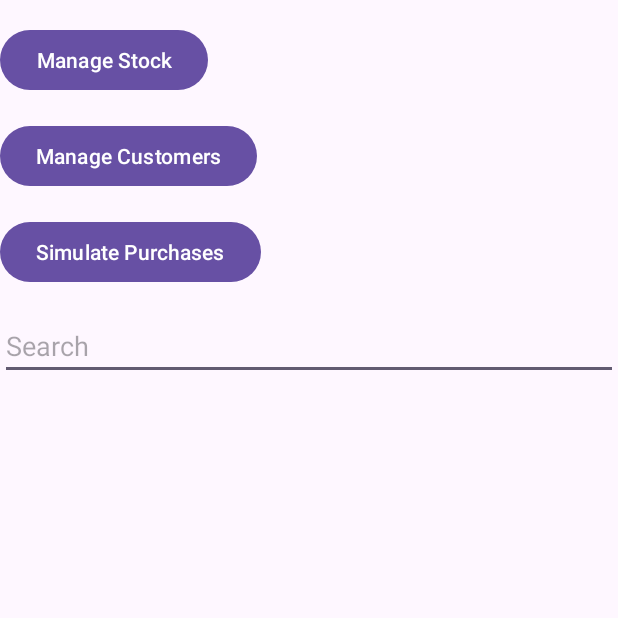
After one commit to DahabSharaby/TU914-4SoftwarePatterns-CA4, an Android app: the AdminDashboardActivity screen opened directly, with no data from a screen before it, on a phone screen of 412 x 824 dp, the top half of it. The commit adds this screen. Run offline under Robolectric (Android 15) with nearby library versions, the phone set to English and light mode, and no system bars.

Commit message:
last commit with all updates

```diff
--- a/src/main/AndroidManifest.xml
+++ b/src/main/AndroidManifest.xml
@@ -12,6 +12,12 @@
         android:supportsRtl="true"
         android:theme="@style/Theme.CA4SHOP"
         tools:targetApi="31">
+        <activity
+            android:name=".CheckoutActivity"
+            android:exported="false" />
+        <activity
+            android:name=".AdminDashboardActivity"
+            android:exported="false" />
         <activity
             android:name=".AddProductActivity"
             android:exported="false" />
--- /dev/null
+++ b/src/main/java/com/example/ca4shop/AdminDashboardActivity.java
@@ -0,0 +1,68 @@
+package com.example.ca4shop;
+
+import android.os.Bundle;
+import android.view.View;
+import android.widget.Button;
+import android.widget.EditText;
+import android.widget.Toast;
+
+import androidx.appcompat.app.AppCompatActivity;
+import androidx.recyclerview.widget.LinearLayoutManager;
+import androidx.recyclerview.widget.RecyclerView;
+
+import java.util.ArrayList;
+import java.util.List;
+
+public class AdminDashboardActivity extends AppCompatActivity {
+
+    private RecyclerView recyclerView;
+    private AdminDashboardAdapter adapter;
+    private List<AdminDashboardItem> itemList;
+
+    private EditText searchEditText;
+    private Button manageStockButton;
+    private Button manageCustomersButton;
+    private Button simulatePurchasesButton;
+
+    @Override
+    protected void onCreate(Bundle savedInstanceState) {
+        super.onCreate(savedInstanceState);
+        setContentView(R.layout.activity_admin_dashboard);
+
+        searchEditText = findViewById(R.id.searchEditText);
+        manageStockButton = findViewById(R.id.manageStockButton);
+        manageCustomersButton = findViewById(R.id.manageCustomersButton);
+        simulatePurchasesButton = findViewById(R.id.simulatePurchasesButton);
+
+        recyclerView = findViewById(R.id.recyclerView);
+        itemList = new ArrayList<>();
+        adapter = new AdminDashboardAdapter(itemList);
+
+        recyclerView.setLayoutManager(new LinearLayoutManager(this));
+        recyclerView.setAdapter(adapter);
+
+
+
+        manageStockButton.setOnClickListener(new View.OnClickListener() {
+            @Override
+            public void onClick(View v) {
+                Toast.makeText(AdminDashboardActivity.this, "Manage Stock button clicked", Toast.LENGTH_SHORT).show();
+            }
+        });
+
+        manageCustomersButton.setOnClickListener(new View.OnClickListener() {
+            @Override
+            public void onClick(View v) {
+                Toast.makeText(AdminDashboardActivity.this, "Manage Customers button clicked", Toast.LENGTH_SHORT).show();
+            }
+        });
+
+        simulatePurchasesButton.setOnClickListener(new View.OnClickListener() {
+            @Override
+            public void onClick(View v) {
+                Toast.makeText(AdminDashboardActivity.this, "Simulate Purchases button clicked", Toast.LENGTH_SHORT).show();
+            }
+        });
+    }
+
+}
--- /dev/null
+++ b/src/main/java/com/example/ca4shop/AdminDashboardAdapter.java
@@ -0,0 +1,52 @@
+package com.example.ca4shop;
+
+import android.view.LayoutInflater;
+import android.view.View;
+import android.view.ViewGroup;
+import android.widget.TextView;
+
+import androidx.annotation.NonNull;
+import androidx.recyclerview.widget.RecyclerView;
+
+import java.util.List;
+
+public class AdminDashboardAdapter extends RecyclerView.Adapter<AdminDashboardAdapter.AdminDashboardViewHolder> {
+
+    private List<AdminDashboardItem> itemList;
+
+    public AdminDashboardAdapter(List<AdminDashboardItem> itemList) {
+        this.itemList = itemList;
+    }
+
+    @NonNull
+    @Override
+    public AdminDashboardViewHolder onCreateViewHolder(@NonNull ViewGroup parent, int viewType) {
+        View view = LayoutInflater.from(parent.getContext()).inflate(R.layout.admin_dashboard_item, parent, false);
+        return new AdminDashboardViewHolder(view);
+    }
+
+    @Override
+    public void onBindViewHolder(@NonNull AdminDashboardViewHolder holder, int position) {
+        AdminDashboardItem item = itemList.get(position);
+        holder.bind(item);
+    }
+
+    @Override
+    public int getItemCount() {
+        return itemList.size();
+    }
+
+    static class AdminDashboardViewHolder extends RecyclerView.ViewHolder {
+
+        private TextView itemNameTextView;
+
+        public AdminDashboardViewHolder(@NonNull View itemView) {
+            super(itemView);
+            itemNameTextView = itemView.findViewById(R.id.itemNameTextView);
+        }
+
+        public void bind(AdminDashboardItem item) {
+            itemNameTextView.setText(item.getItemName());
+        }
+    }
+}
--- a/src/main/java/com/example/ca4shop/ProductAdapter.java
+++ b/src/main/java/com/example/ca4shop/ProductAdapter.java
@@ -64,7 +64,6 @@ public class ProductAdapter extends RecyclerView.Adapter<ProductAdapter.ProductV
             priceTextView.setText(String.valueOf(product.getPrice()));
             categoryTextView.setText(product.getCategory());
 
-            // Load image using Glide
             if (!TextUtils.isEmpty(product.getImageURL())) {
                 Glide.with(itemView.getContext())
                         .load(product.getImageURL())
--- /dev/null
+++ b/src/main/res/layout/activity_admin_dashboard.xml
@@ -0,0 +1,46 @@
+<?xml version="1.0" encoding="utf-8"?>
+<RelativeLayout xmlns:android="http://schemas.android.com/apk/res/android"
+    xmlns:tools="http://schemas.android.com/tools"
+    android:layout_width="match_parent"
+    android:layout_height="match_parent"
+    tools:context=".AdminDashboardActivity">
+
+    <Button
+        android:id="@+id/manageStockButton"
+        android:layout_width="wrap_content"
+        android:layout_height="wrap_content"
+        android:text="Manage Stock"
+        android:layout_marginTop="16dp"/>
+
+    <Button
+        android:id="@+id/manageCustomersButton"
+        android:layout_width="wrap_content"
+        android:layout_height="wrap_content"
+        android:text="Manage Customers"
+        android:layout_below="@id/manageStockButton"
+        android:layout_marginTop="16dp"/>
+
+    <Button
+        android:id="@+id/simulatePurchasesButton"
+        android:layout_width="wrap_content"
+        android:layout_height="wrap_content"
+        android:text="Simulate Purchases"
+        android:layout_below="@id/manageCustomersButton"
+        android:layout_marginTop="16dp"/>
+
+    <EditText
+        android:id="@+id/searchEditText"
+        android:layout_width="match_parent"
+        android:layout_height="wrap_content"
+        android:hint="Search"
+        android:layout_below="@id/simulatePurchasesButton"
+        android:layout_marginTop="16dp"/>
+
+    <androidx.recyclerview.widget.RecyclerView
+        android:id="@+id/recyclerView"
+        android:layout_width="match_parent"
+        android:layout_height="match_parent"
+        android:layout_below="@id/searchEditText"
+        android:layout_marginTop="16dp"/>
+
+</RelativeLayout>
--- a/src/main/res/layout/activity_view_cart.xml
+++ b/src/main/res/layout/activity_view_cart.xml
@@ -20,7 +20,7 @@
         android:padding="16dp"/>
 
     <Button
-        android:id="@+id/buttonCheckout"
+        android:id="@+id/checkoutButton"
         android:layout_width="wrap_content"
         android:layout_height="wrap_content"
         android:layout_alignParentBottom="true"
--- a/src/main/res/layout/item_cart.xml
+++ b/src/main/res/layout/item_cart.xml
@@ -46,6 +46,12 @@
             android:layout_height="wrap_content"
             android:text="Category"/>
 
+        <TextView
+            android:id="@+id/textViewStockQuantity"
+            android:layout_width="match_parent"
+            android:layout_height="wrap_content"
+            android:text="Stock Quantity"/>
+
     </LinearLayout>
 
 </LinearLayout>
```
Also changed, not shown: src/main/java/com/example/ca4shop/AddProductActivity.java (+8 -4 lines), src/main/java/com/example/ca4shop/AdminDashboardItem.java (added, +18 -0 lines), src/main/java/com/example/ca4shop/BrowseProductsActivity.java (+4 -8 lines), src/main/java/com/example/ca4shop/CheckoutActivity.java (added, +80 -0 lines), src/main/java/com/example/ca4shop/CheckoutAdapter.java (added, +60 -0 lines), src/main/java/com/example/ca4shop/MainMenu.java (+11 -4 lines), src/main/java/com/example/ca4shop/Product.java (+13 -1 lines), src/main/java/com/example/ca4shop/ViewCartActivity.java (+19 -0 lines), src/main/java/com/example/ca4shop/ViewProfileActivity.java (+1 -7 lines), src/main/res/layout/activity_add_product.xml (+8 -0 lines), src/main/res/layout/activity_checkout.xml (added, +30 -0 lines), src/main/res/layout/activity_main_menu.xml (+14 -2 lines), src/main/res/layout/admin_dashboard_item.xml (added, +14 -0 lines).
